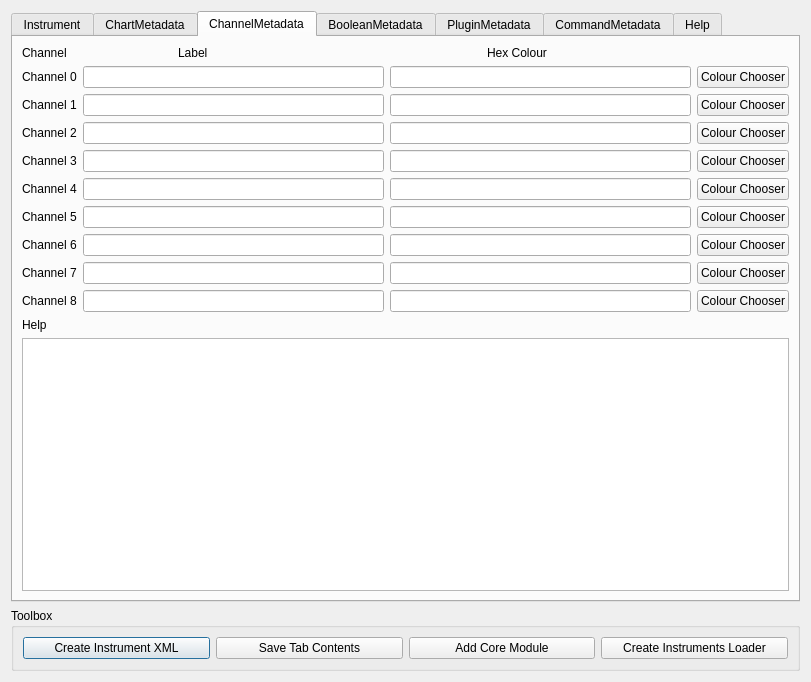
This is core/ui/instrumentBuilder.ui in mhorn71/StarbaseMini as Qt 5 draws it before an edit. The edited form follows.
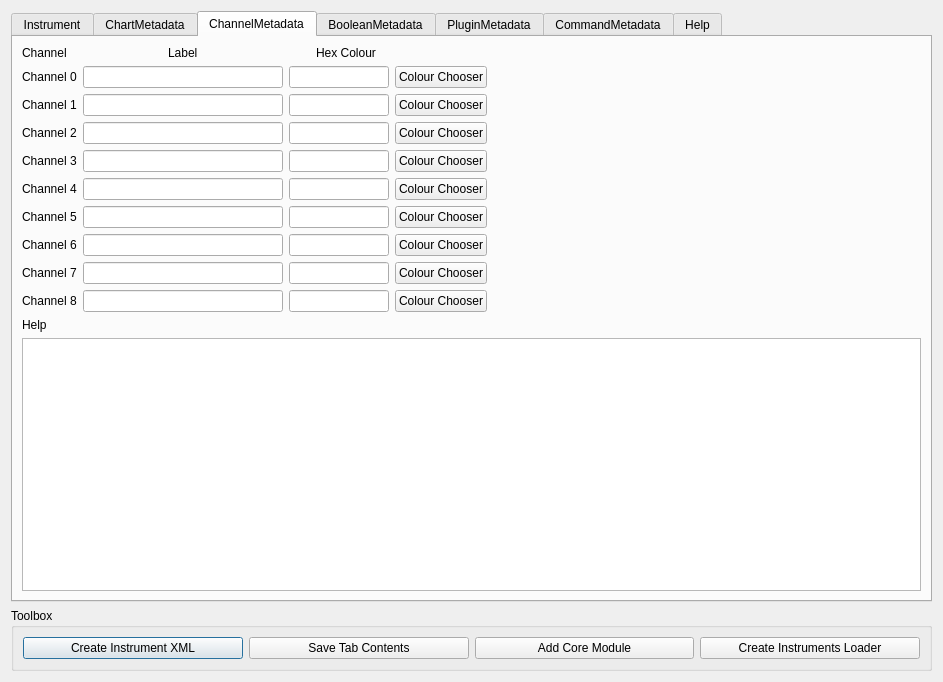
This is the edited form. The open tabs and pages were chosen to show the change.

Commit message: Adjusted various ui elements.

```diff
--- a/core/ui/instrumentBuilder.ui
+++ b/core/ui/instrumentBuilder.ui
@@ -6,7 +6,7 @@
    <rect>
     <x>0</x>
     <y>0</y>
-    <width>811</width>
+    <width>943</width>
     <height>682</height>
    </rect>
   </property>
@@ -18,7 +18,7 @@
   </property>
   <property name="maximumSize">
    <size>
-    <width>811</width>
+    <width>943</width>
     <height>682</height>
    </size>
   </property>
@@ -550,7 +550,7 @@
           <widget class="QLabel" name="label_24">
            <property name="maximumSize">
             <size>
-             <width>150</width>
+             <width>140</width>
              <height>16777215</height>
             </size>
            </property>
@@ -561,6 +561,12 @@
          </item>
          <item>
           <widget class="QLabel" name="label_25">
+           <property name="maximumSize">
+            <size>
+             <width>142</width>
+             <height>16777215</height>
+            </size>
+           </property>
            <property name="text">
             <string>Label</string>
            </property>
@@ -585,10 +591,24 @@
           </widget>
          </item>
          <item>
-          <widget class="QLineEdit" name="lineEdit_8"/>
+          <widget class="QLineEdit" name="lineEdit_8">
+           <property name="maximumSize">
+            <size>
+             <width>200</width>
+             <height>16777215</height>
+            </size>
+           </property>
+          </widget>
          </item>
          <item>
-          <widget class="QLineEdit" name="lineEdit_17"/>
+          <widget class="QLineEdit" name="lineEdit_17">
+           <property name="maximumSize">
+            <size>
+             <width>100</width>
+             <height>16777215</height>
+            </size>
+           </property>
+          </widget>
          </item>
          <item>
           <widget class="QPushButton" name="pushButton">
@@ -597,6 +617,19 @@
            </property>
           </widget>
          </item>
+         <item>
+          <spacer name="horizontalSpacer_17">
+           <property name="orientation">
+            <enum>Qt::Horizontal</enum>
+           </property>
+           <property name="sizeHint" stdset="0">
+            <size>
+             <width>40</width>
+             <height>20</height>
+            </size>
+           </property>
+          </spacer>
+         </item>
         </layout>
        </item>
        <item row="2" column="0">
@@ -609,10 +642,24 @@
           </widget>
          </item>
          <item>
-          <widget class="QLineEdit" name="lineEdit_9"/>
+          <widget class="QLineEdit" name="lineEdit_9">
+           <property name="maximumSize">
+            <size>
+             <width>200</width>
+             <height>16777215</height>
+            </size>
+           </property>
+          </widget>
          </item>
          <item>
-          <widget class="QLineEdit" name="lineEdit_18"/>
+          <widget class="QLineEdit" name="lineEdit_18">
+           <property name="maximumSize">
+            <size>
+             <width>100</width>
+             <height>16777215</height>
+            </size>
+           </property>
+          </widget>
          </item>
          <item>
           <widget class="QPushButton" name="pushButton_2">
@@ -621,6 +668,19 @@
            </property>
           </widget>
          </item>
+         <item>
+          <spacer name="horizontalSpacer_20">
+           <property name="orientation">
+            <enum>Qt::Horizontal</enum>
+           </property>
+           <property name="sizeHint" stdset="0">
+            <size>
+             <width>40</width>
+             <height>20</height>
+            </size>
+           </property>
+          </spacer>
+         </item>
         </layout>
        </item>
        <item row="3" column="0">
@@ -633,10 +693,24 @@
           </widget>
          </item>
          <item>
-          <widget class="QLineEdit" name="lineEdit_10"/>
+          <widget class="QLineEdit" name="lineEdit_10">
+           <property name="maximumSize">
+            <size>
+             <width>200</width>
+             <height>16777215</height>
+            </size>
+           </property>
+          </widget>
          </item>
          <item>
-          <widget class="QLineEdit" name="lineEdit_19"/>
+          <widget class="QLineEdit" name="lineEdit_19">
+           <property name="maximumSize">
+            <size>
+             <width>100</width>
+             <height>16777215</height>
+            </size>
+           </property>
+          </widget>
          </item>
          <item>
           <widget class="QPushButton" name="pushButton_3">
@@ -645,6 +719,19 @@
            </property>
           </widget>
          </item>
+         <item>
+          <spacer name="horizontalSpacer_22">
+           <property name="orientation">
+            <enum>Qt::Horizontal</enum>
+           </property>
+           <property name="sizeHint" stdset="0">
+            <size>
+             <width>40</width>
+             <height>20</height>
+            </size>
+           </property>
+          </spacer>
+         </item>
         </layout>
        </item>
        <item row="4" column="0">
@@ -657,10 +744,24 @@
           </widget>
          </item>
          <item>
-          <widget class="QLineEdit" name="lineEdit_11"/>
+          <widget class="QLineEdit" name="lineEdit_11">
+           <property name="maximumSize">
+            <size>
+             <width>200</width>
+             <height>16777215</height>
+            </size>
+           </property>
+          </widget>
          </item>
          <item>
-          <widget class="QLineEdit" name="lineEdit_20"/>
+          <widget class="QLineEdit" name="lineEdit_20">
+           <property name="maximumSize">
+            <size>
+             <width>100</width>
+             <height>16777215</height>
+            </size>
+           </property>
+          </widget>
          </item>
          <item>
           <widget class="QPushButton" name="pushButton_4">
@@ -669,6 +770,19 @@
            </property>
           </widget>
          </item>
+         <item>
+          <spacer name="horizontalSpacer_23">
+           <property name="orientation">
+            <enum>Qt::Horizontal</enum>
+           </property>
+           <property name="sizeHint" stdset="0">
+            <size>
+             <width>40</width>
+             <height>20</height>
+            </size>
+           </property>
+          </spacer>
+         </item>
         </layout>
        </item>
        <item row="5" column="0">
@@ -681,10 +795,24 @@
           </widget>
          </item>
          <item>
-          <widget class="QLineEdit" name="lineEdit_12"/>
+          <widget class="QLineEdit" name="lineEdit_12">
+           <property name="maximumSize">
+            <size>
+             <width>200</width>
+             <height>16777215</height>
+            </size>
+           </property>
+          </widget>
          </item>
          <item>
-          <widget class="QLineEdit" name="lineEdit_21"/>
+          <widget class="QLineEdit" name="lineEdit_21">
+           <property name="maximumSize">
+            <size>
+             <width>100</width>
+             <height>16777215</height>
+            </size>
+           </property>
+          </widget>
          </item>
          <item>
           <widget class="QPushButton" name="pushButton_5">
@@ -693,6 +821,19 @@
            </property>
           </widget>
          </item>
+         <item>
+          <spacer name="horizontalSpacer_24">
+           <property name="orientation">
+            <enum>Qt::Horizontal</enum>
+           </property>
+           <property name="sizeHint" stdset="0">
+            <size>
+             <width>40</width>
+             <height>20</height>
+            </size>
+           </property>
+          </spacer>
+         </item>
         </layout>
        </item>
        <item row="6" column="0">
@@ -705,10 +846,24 @@
           </widget>
          </item>
          <item>
-          <widget class="QLineEdit" name="lineEdit_13"/>
+          <widget class="QLineEdit" name="lineEdit_13">
+           <property name="maximumSize">
+            <size>
+             <width>200</width>
+             <height>16777215</height>
+            </size>
+           </property>
+          </widget>
          </item>
          <item>
-          <widget class="QLineEdit" name="lineEdit_22"/>
+          <widget class="QLineEdit" name="lineEdit_22">
+           <property name="maximumSize">
+            <size>
+             <width>100</width>
+             <height>16777215</height>
+            </size>
+           </property>
+          </widget>
          </item>
          <item>
           <widget class="QPushButton" name="pushButton_6">
@@ -717,6 +872,19 @@
            </property>
           </widget>
          </item>
+         <item>
+          <spacer name="horizontalSpacer_25">
+           <property name="orientation">
+            <enum>Qt::Horizontal</enum>
+           </property>
+           <property name="sizeHint" stdset="0">
+            <size>
+             <width>40</width>
+             <height>20</height>
+            </size>
+           </property>
+          </spacer>
+         </item>
         </layout>
        </item>
        <item row="7" column="0">
@@ -729,10 +897,24 @@
           </widget>
          </item>
          <item>
-          <widget class="QLineEdit" name="lineEdit_14"/>
+          <widget class="QLineEdit" name="lineEdit_14">
+           <property name="maximumSize">
+            <size>
+             <width>200</width>
+             <height>16777215</height>
+            </size>
+           </property>
+          </widget>
          </item>
          <item>
-          <widget class="QLineEdit" name="lineEdit_23"/>
+          <widget class="QLineEdit" name="lineEdit_23">
+           <property name="maximumSize">
+            <size>
+             <width>100</width>
+             <height>16777215</height>
+            </size>
+           </property>
+          </widget>
          </item>
          <item>
           <widget class="QPushButton" name="pushButton_7">
@@ -741,6 +923,19 @@
            </property>
           </widget>
          </item>
+         <item>
+          <spacer name="horizontalSpacer_26">
+           <property name="orientation">
+            <enum>Qt::Horizontal</enum>
+           </property>
+           <property name="sizeHint" stdset="0">
+            <size>
+             <width>40</width>
+             <height>20</height>
+            </size>
+           </property>
+          </spacer>
+         </item>
         </layout>
        </item>
        <item row="8" column="0">
@@ -753,10 +948,24 @@
           </widget>
          </item>
          <item>
-          <widget class="QLineEdit" name="lineEdit_15"/>
+          <widget class="QLineEdit" name="lineEdit_15">
+           <property name="maximumSize">
+            <size>
+             <width>200</width>
+             <height>16777215</height>
+            </size>
+           </property>
+          </widget>
          </item>
          <item>
-          <widget class="QLineEdit" name="lineEdit_24"/>
+          <widget class="QLineEdit" name="lineEdit_24">
+           <property name="maximumSize">
+            <size>
+             <width>100</width>
+             <height>16777215</height>
+            </size>
+           </property>
+          </widget>
          </item>
          <item>
           <widget class="QPushButton" name="pushButton_8">
@@ -765,6 +974,19 @@
            </property>
           </widget>
          </item>
+         <item>
+          <spacer name="horizontalSpacer_29">
+           <property name="orientation">
+            <enum>Qt::Horizontal</enum>
+           </property>
+           <property name="sizeHint" stdset="0">
+            <size>
+             <width>40</width>
+             <height>20</height>
+            </size>
+           </property>
+          </spacer>
+         </item>
         </layout>
        </item>
        <item row="9" column="0">
@@ -777,10 +999,24 @@
           </widget>
          </item>
          <item>
-          <widget class="QLineEdit" name="lineEdit_16"/>
+          <widget class="QLineEdit" name="lineEdit_16">
+           <property name="maximumSize">
+            <size>
+             <width>200</width>
+             <height>16777215</height>
+            </size>
+           </property>
+          </widget>
          </item>
          <item>
-          <widget class="QLineEdit" name="lineEdit_25"/>
+          <widget class="QLineEdit" name="lineEdit_25">
+           <property name="maximumSize">
+            <size>
+             <width>100</width>
+             <height>16777215</height>
+            </size>
+           </property>
+          </widget>
          </item>
          <item>
           <widget class="QPushButton" name="pushButton_9">
@@ -789,6 +1025,19 @@
            </property>
           </widget>
          </item>
+         <item>
+          <spacer name="horizontalSpacer_30">
+           <property name="orientation">
+            <enum>Qt::Horizontal</enum>
+           </property>
+           <property name="sizeHint" stdset="0">
+            <size>
+             <width>40</width>
+             <height>20</height>
+            </size>
+           </property>
+          </spacer>
+         </item>
         </layout>
        </item>
        <item row="10" column="0">
```
Left out of the diff: 94 changed lines with no effect on the pictures. The commit also changes 1 other file.
